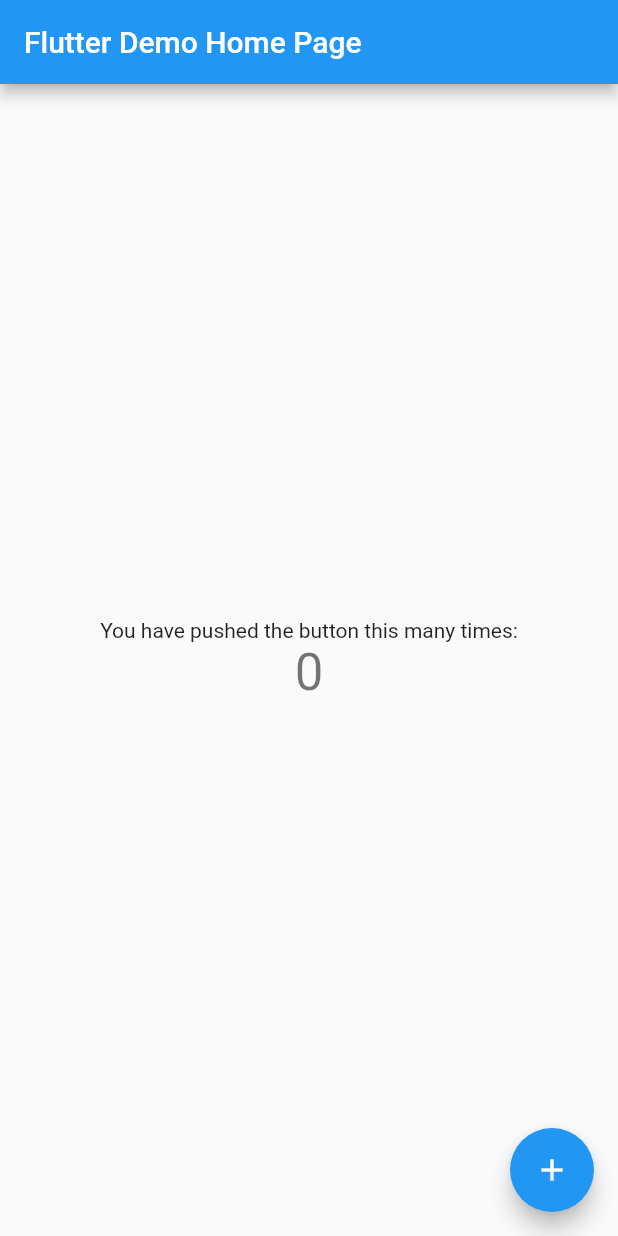
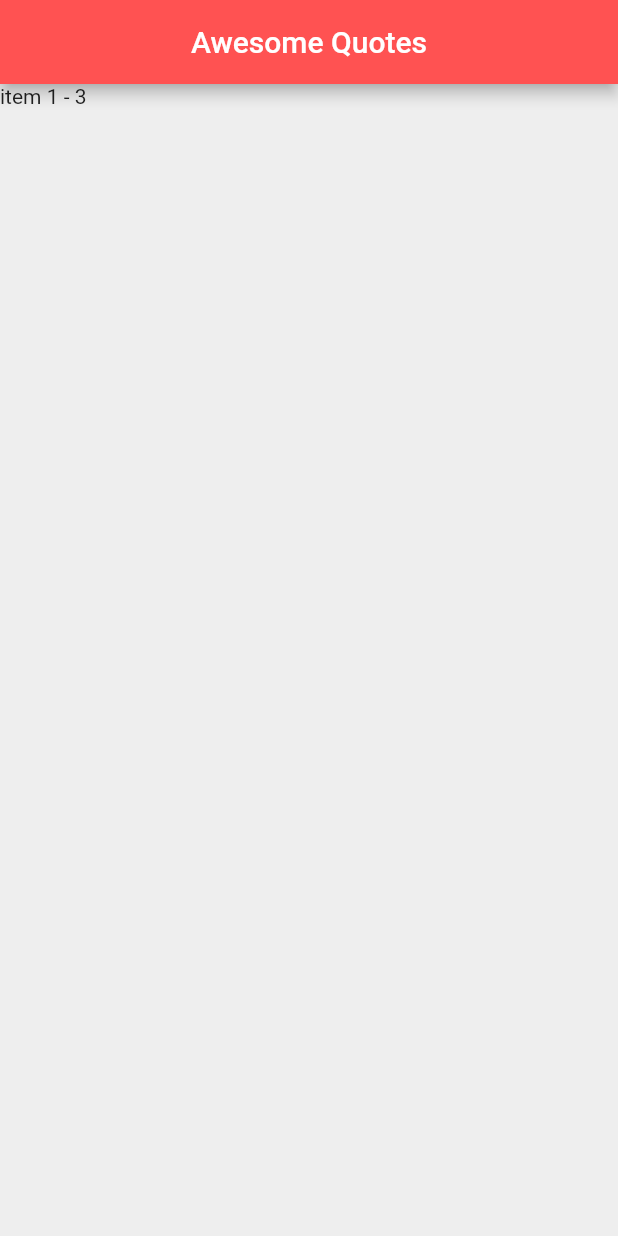
Before and after one commit to derMacon/flat-organizer, a Flutter app: the screen it shows after launch, on a phone screen of 412 x 824 dp. Run offline on Flutter 3.47's test engine with Material 2 defaults, Android fonts, the phone set to English and light mode, and no system bars; network calls fail.

Commit message:
fetching list items from http endpoint

```diff
--- /dev/null
+++ b/app_flutter/wg_app/lib/item.dart
@@ -0,0 +1,13 @@
+class Item {
+
+  String name;
+  int count;
+
+  Item({this.name, this.count});
+
+  Item.fromJson(Map<String, dynamic> json) {
+    name = json['name'];
+    count = json['count'];
+  }
+
+}
--- a/app_flutter/wg_app/lib/main.dart
+++ b/app_flutter/wg_app/lib/main.dart
@@ -1,117 +1,71 @@
 import 'package:flutter/material.dart';
+import 'item.dart';
+import 'package:http/http.dart';
+import 'dart:convert';
 
 void main() {
-  runApp(MyApp());
+  runApp(MaterialApp(
+    home: ItemList(),
+  ));
 }
 
-class MyApp extends StatelessWidget {
-  // This widget is the root of your application.
+class ItemList extends StatefulWidget {
   @override
-  Widget build(BuildContext context) {
-    return MaterialApp(
-      title: 'Flutter Demo',
-      theme: ThemeData(
-        // This is the theme of your application.
-        //
-        // Try running your application with "flutter run". You'll see the
-        // application has a blue toolbar. Then, without quitting the app, try
-        // changing the primarySwatch below to Colors.green and then invoke
-        // "hot reload" (press "r" in the console where you ran "flutter run",
-        // or simply save your changes to "hot reload" in a Flutter IDE).
-        // Notice that the counter didn't reset back to zero; the application
-        // is not restarted.
-        primarySwatch: Colors.blue,
-        // This makes the visual density adapt to the platform that you run
-        // the app on. For desktop platforms, the controls will be smaller and
-        // closer together (more dense) than on mobile platforms.
-        visualDensity: VisualDensity.adaptivePlatformDensity,
-      ),
-      home: MyHomePage(title: 'Flutter Demo Home Page'),
-    );
-  }
+  _ItemListState createState() => _ItemListState();
 }
 
-class MyHomePage extends StatefulWidget {
-  MyHomePage({Key key, this.title}) : super(key: key);
+class _ItemListState extends State<ItemList> {
+  List<Item> items = [
+    Item(name: 'item 1', count: 3),
 
-  // This widget is the home page of your application. It is stateful, meaning
-  // that it has a State object (defined below) that contains fields that affect
-  // how it looks.
-
-  // This class is the configuration for the state. It holds the values (in this
-  // case the title) provided by the parent (in this case the App widget) and
-  // used by the build method of the State. Fields in a Widget subclass are
-  // always marked "final".
-
-  final String title;
+    // Item(name: 'item 1', count: 3, holder: 'Fritz'),
+    // Item(name: 'item 2', count: 4, holder: 'Bob'),
+    // Item(name: 'item 3', count: 6, holder: 'Gundula'),
+  ];
 
   @override
-  _MyHomePageState createState() => _MyHomePageState();
-}
+  void initState() {
+    super.initState();
+    print('initState function ran');
+    updateList();
+  }
 
-class _MyHomePageState extends State<MyHomePage> {
-  int _counter = 0;
+  /**
+   * Fetch new items and add them to current list
+   */
+  Future<void> updateList() async {
+    List<Item> new_items = await getData();
 
-  void _incrementCounter() {
     setState(() {
-      // This call to setState tells the Flutter framework that something has
-      // changed in this State, which causes it to rerun the build method below
-      // so that the display can reflect the updated values. If we changed
-      // _counter without calling setState(), then the build method would not be
-      // called again, and so nothing would appear to happen.
-      _counter++;
+      items.addAll(new_items);
     });
+  }
+
+  /**
+   * Fetch items from endpoint
+   */
+  Future<List<Item>> getData() async {
+    Response response = await get("http://10.0.2.2:8080/greeting");
+    var parsed = jsonDecode(response.body);
+    List<Item> item_lst =
+        (parsed as List).map((data) => new Item.fromJson(data)).toList();
+    return item_lst;
   }
 
   @override
   Widget build(BuildContext context) {
-    // This method is rerun every time setState is called, for instance as done
-    // by the _incrementCounter method above.
-    //
-    // The Flutter framework has been optimized to make rerunning build methods
-    // fast, so that you can just rebuild anything that needs updating rather
-    // than having to individually change instances of widgets.
+    print('build function ran');
     return Scaffold(
+      backgroundColor: Colors.grey[200],
       appBar: AppBar(
-        // Here we take the value from the MyHomePage object that was created by
-        // the App.build method, and use it to set our appbar title.
-        title: Text(widget.title),
+        title: Text('Awesome Quotes'),
+        centerTitle: true,
+        backgroundColor: Colors.redAccent,
       ),
-      body: Center(
-        // Center is a layout widget. It takes a single child and positions it
-        // in the middle of the parent.
-        child: Column(
-          // Column is also a layout widget. It takes a list of children and
-          // arranges them vertically. By default, it sizes itself to fit its
-          // children horizontally, and tries to be as tall as its parent.
-          //
-          // Invoke "debug painting" (press "p" in the console, choose the
-          // "Toggle Debug Paint" action from the Flutter Inspector in Android
-          // Studio, or the "Toggle Debug Paint" command in Visual Studio Code)
-          // to see the wireframe for each widget.
-          //
-          // Column has various properties to control how it sizes itself and
-          // how it positions its children. Here we use mainAxisAlignment to
-          // center the children vertically; the main axis here is the vertical
-          // axis because Columns are vertical (the cross axis would be
-          // horizontal).
-          mainAxisAlignment: MainAxisAlignment.center,
-          children: <Widget>[
-            Text(
-              'You have pushed the button this many times:',
-            ),
-            Text(
-              '$_counter',
-              style: Theme.of(context).textTheme.headline4,
-            ),
-          ],
-        ),
+      body: Column(
+        children:
+            items.map((item) => Text('${item.name} - ${item.count}')).toList(),
       ),
-      floatingActionButton: FloatingActionButton(
-        onPressed: _incrementCounter,
-        tooltip: 'Increment',
-        child: Icon(Icons.add),
-      ), // This trailing comma makes auto-formatting nicer for build methods.
     );
   }
 }
--- a/app_flutter/wg_app/pubspec.yaml
+++ b/app_flutter/wg_app/pubspec.yaml
@@ -23,6 +23,7 @@ environment:
 dependencies:
   flutter:
     sdk: flutter
+  http: ^0.12.0+2
 
 
   # The following adds the Cupertino Icons font to your application.
```
Also changed, not shown: app_flutter/wg_app/pubspec.lock, 1 other file.
